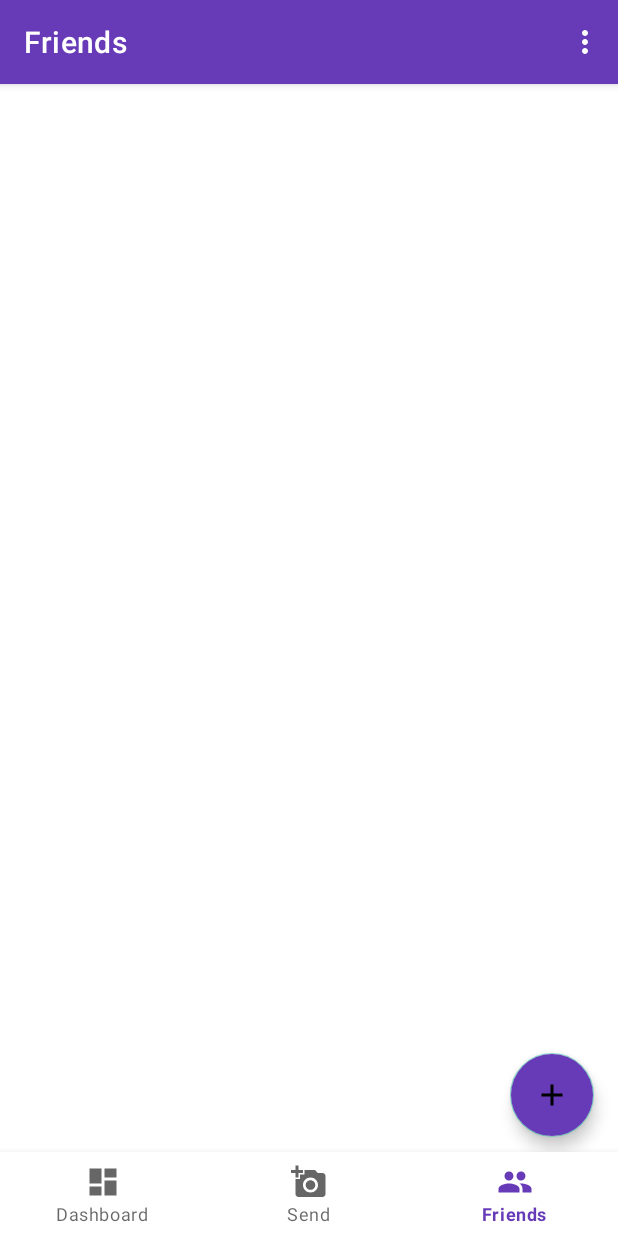
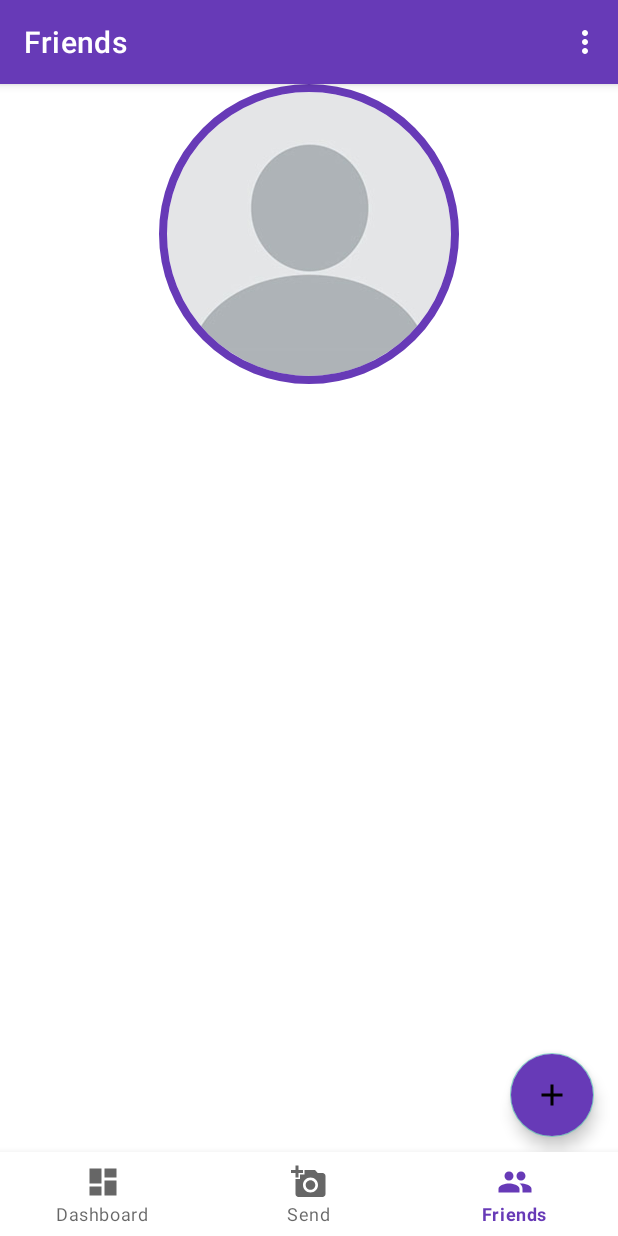
Before and after one commit to ssalabura/meltee, an Android app: the FriendsFragment screen opened through its navigation route, on a phone screen of 412 x 824 dp. Run offline under Robolectric (Android 15) with nearby library versions, the phone set to English and light mode, and no system bars; our stand-ins replace CircleImageView, navigation-ui; libraries missing offline, so code that uses them is left out: io.realm, io.realm.mongodb; 14 statements that could not run were skipped.

Commit message:
profile pictures

```diff
--- a/app/src/main/java/com/ssalabura/meltee/MainActivity.java
+++ b/app/src/main/java/com/ssalabura/meltee/MainActivity.java
@@ -2,9 +2,9 @@ package com.ssalabura.meltee;
 
 import android.app.NotificationChannel;
 import android.app.NotificationManager;
+import android.content.Context;
 import android.content.Intent;
 import android.database.CursorWindow;
-import android.os.Build;
 import android.os.Bundle;
 import android.view.Menu;
 import android.view.MenuItem;
@@ -15,6 +15,7 @@ import com.ssalabura.meltee.ui.login.LoginActivity;
 
 import androidx.annotation.NonNull;
 import androidx.appcompat.app.AppCompatActivity;
+import androidx.core.content.ContextCompat;
 import androidx.navigation.NavController;
 import androidx.navigation.Navigation;
 import androidx.navigation.ui.AppBarConfiguration;
@@ -22,12 +23,15 @@ import androidx.navigation.ui.NavigationUI;
 
 import java.lang.reflect.Field;
 
+import io.realm.Realm;
+
 public class MainActivity extends AppCompatActivity {
     public static String username;
 
     @Override
     protected void onCreate(Bundle savedInstanceState) {
         super.onCreate(savedInstanceState);
+        Realm.init(this);
         setContentView(R.layout.activity_main);
         username = getIntent().getExtras().getString("username");
         BottomNavigationView navView = findViewById(R.id.nav_view);
@@ -47,14 +51,13 @@ public class MainActivity extends AppCompatActivity {
         NavigationUI.setupActionBarWithNavController(this, navController, appBarConfiguration);
         NavigationUI.setupWithNavController(navView, navController);
 
-        MelteeRealm.startListener(this);
+        Context context = this;
+        ContextCompat.getMainExecutor(context).execute(() -> MelteeRealm.startListener(context));
 
         //notification channel
-        if (Build.VERSION.SDK_INT >= Build.VERSION_CODES.O) {
-            NotificationChannel channel = new NotificationChannel("new_photos", "New Photos", NotificationManager.IMPORTANCE_DEFAULT);
-            NotificationManager notificationManager = getSystemService(NotificationManager.class);
-            notificationManager.createNotificationChannel(channel);
-        }
+        NotificationChannel channel = new NotificationChannel("new_photos", "New Photos", NotificationManager.IMPORTANCE_DEFAULT);
+        NotificationManager notificationManager = getSystemService(NotificationManager.class);
+        notificationManager.createNotificationChannel(channel);
     }
 
     @Override
--- a/app/src/main/java/com/ssalabura/meltee/database/Friend.java
+++ b/app/src/main/java/com/ssalabura/meltee/database/Friend.java
@@ -1,6 +1,9 @@
 package com.ssalabura.meltee.database;
 
+import android.graphics.Bitmap;
+
 import io.realm.RealmObject;
+import io.realm.annotations.Ignore;
 import io.realm.annotations.PrimaryKey;
 import io.realm.annotations.Required;
 
@@ -12,6 +15,9 @@ public class Friend extends RealmObject {
     public String username;
     public long lastPhotoTimestamp;
 
+    @Ignore
+    public Bitmap profilePicture;
+
     public Friend() { }
 
     public Friend(String username, String partition_key) {
--- a/app/src/main/java/com/ssalabura/meltee/ui/friends/FriendViewAdapter.java
+++ b/app/src/main/java/com/ssalabura/meltee/ui/friends/FriendViewAdapter.java
@@ -44,6 +44,9 @@ public class FriendViewAdapter extends RecyclerView.Adapter<FriendViewHolder> {
         } else {
             holder.lastPhotoTimestamp.setText(R.string.never);
         }
+        if(friend.profilePicture != null) {
+            holder.profilePicture.setImageBitmap(friend.profilePicture);
+        }
     }
 
     @Override
--- a/app/src/main/java/com/ssalabura/meltee/ui/friends/FriendViewHolder.java
+++ b/app/src/main/java/com/ssalabura/meltee/ui/friends/FriendViewHolder.java
@@ -9,8 +9,11 @@ import androidx.recyclerview.widget.RecyclerView;
 
 import com.ssalabura.meltee.R;
 
+import de.hdodenhof.circleimageview.CircleImageView;
+
 public class FriendViewHolder extends RecyclerView.ViewHolder {
     public Button button_remove;
+    public CircleImageView profilePicture;
     public TextView username;
     public TextView lastPhotoTimestamp;
 
@@ -18,6 +21,7 @@ public class FriendViewHolder extends RecyclerView.ViewHolder {
         super(itemView);
 
         button_remove = itemView.findViewById(R.id.button_remove);
+        profilePicture = itemView.findViewById(R.id.profilePicture);
         username = itemView.findViewById(R.id.textView_username);
         lastPhotoTimestamp = itemView.findViewById(R.id.textView_lastPhotoTimestamp);
     }
--- a/app/src/main/java/com/ssalabura/meltee/ui/friends/FriendsFragment.java
+++ b/app/src/main/java/com/ssalabura/meltee/ui/friends/FriendsFragment.java
@@ -1,11 +1,18 @@
 package com.ssalabura.meltee.ui.friends;
 
+import android.content.Intent;
+import android.graphics.Bitmap;
+import android.graphics.ImageDecoder;
+import android.net.Uri;
 import android.os.Bundle;
+import android.provider.MediaStore;
 import android.view.LayoutInflater;
 import android.view.View;
 import android.view.ViewGroup;
 import android.widget.Toast;
 
+import androidx.activity.result.ActivityResultLauncher;
+import androidx.activity.result.contract.ActivityResultContracts;
 import androidx.annotation.NonNull;
 import androidx.fragment.app.DialogFragment;
 import androidx.fragment.app.Fragment;
@@ -15,6 +22,11 @@ import androidx.recyclerview.widget.RecyclerView;
 import com.google.android.material.floatingactionbutton.FloatingActionButton;
 import com.ssalabura.meltee.R;
 import com.ssalabura.meltee.database.MelteeRealm;
+import com.ssalabura.meltee.util.BitmapTools;
+
+import java.io.IOException;
+
+import de.hdodenhof.circleimageview.CircleImageView;
 
 public class FriendsFragment extends Fragment implements NewFriendDialogFragment.NewFriendDialogListener {
     View root;
@@ -24,6 +36,32 @@ public class FriendsFragment extends Fragment implements NewFriendDialogFragment
                              ViewGroup container, Bundle savedInstanceState) {
         root = inflater.inflate(R.layout.fragment_friends, container, false);
         recyclerView = root.findViewById(R.id.recyclerView);
+
+        CircleImageView circleImageView = root.findViewById(R.id.profilePicture);
+        Bitmap profilePicture = MelteeRealm.getProfilePicture();
+        if(profilePicture != null) {
+            circleImageView.setImageBitmap(profilePicture);
+        }
+
+        ActivityResultLauncher<Intent> activityResultLauncher = registerForActivityResult(
+                new ActivityResultContracts.StartActivityForResult(),
+                result -> {
+                    if(result.getData() == null) return;
+                    Uri uri = result.getData().getData();
+                    try {
+                        Bitmap bitmap = BitmapTools.toProfilePicture(
+                                ImageDecoder.decodeBitmap(ImageDecoder.createSource(getContext().getContentResolver(), uri)));
+                        circleImageView.setImageBitmap(bitmap);
+                        new Thread(() -> MelteeRealm.updateProfile(bitmap)).start();
+                    } catch (IOException e) {
+                        e.printStackTrace();
+                    }
+                });
+
+        circleImageView.setOnClickListener(v -> {
+            Intent gallery = new Intent(Intent.ACTION_PICK, MediaStore.Images.Media.INTERNAL_CONTENT_URI);
+            activityResultLauncher.launch(gallery);
+        });
 
         FloatingActionButton floatingActionButton = root.findViewById(R.id.floatingActionButton);
         floatingActionButton.setOnClickListener(v -> {
--- a/app/src/main/java/com/ssalabura/meltee/ui/login/LoginActivity.java
+++ b/app/src/main/java/com/ssalabura/meltee/ui/login/LoginActivity.java
@@ -37,7 +37,7 @@ public class LoginActivity extends AppCompatActivity {
     @Override
     public void onCreate(Bundle savedInstanceState) {
         super.onCreate(savedInstanceState);
-        Realm.init(getApplicationContext());
+        Realm.init(this);
         SharedPreferences preferences = PreferenceManager.getDefaultSharedPreferences(this);
 
         User user = MelteeRealm.getApp().currentUser();
--- a/app/src/main/res/layout/fragment_friends.xml
+++ b/app/src/main/res/layout/fragment_friends.xml
@@ -20,10 +20,27 @@
         app:layout_constraintBottom_toBottomOf="parent"
         app:layout_constraintEnd_toEndOf="parent" />
 
-    <androidx.recyclerview.widget.RecyclerView
-        android:id="@+id/recyclerView"
+    <LinearLayout
         android:layout_width="match_parent"
         android:layout_height="match_parent"
-        android:paddingBottom="58dp" />
+        android:orientation="vertical">
+
+        <de.hdodenhof.circleimageview.CircleImageView
+            android:id="@+id/profilePicture"
+            android:layout_width="200dp"
+            android:layout_height="200dp"
+            android:layout_gravity="center"
+            android:layout_marginBottom="16dp"
+            android:src="@drawable/default_profile_picture"
+            app:civ_border_width="5dp"
+            app:civ_border_color="@color/purple_500" />
+
+        <androidx.recyclerview.widget.RecyclerView
+            android:id="@+id/recyclerView"
+            android:layout_width="match_parent"
+            android:layout_height="match_parent"
+            android:paddingBottom="58dp" />
+
+    </LinearLayout>
 
 </androidx.constraintlayout.widget.ConstraintLayout>
```
Also changed, not shown: app/build.gradle (+5 -4 lines), app/src/main/java/com/ssalabura/meltee/database/AppDatabase.java (deleted, +0 -23 lines), app/src/main/java/com/ssalabura/meltee/database/MelteeRealm.java (+39 -1 lines), app/src/main/java/com/ssalabura/meltee/database/Profile.java (added, +20 -0 lines), app/src/main/java/com/ssalabura/meltee/util/BitmapTools.java (+10 -0 lines), app/src/main/res/layout/cardview_friend.xml (+16 -4 lines), app/src/main/res/drawable/default_profile_picture.jpeg (added).
